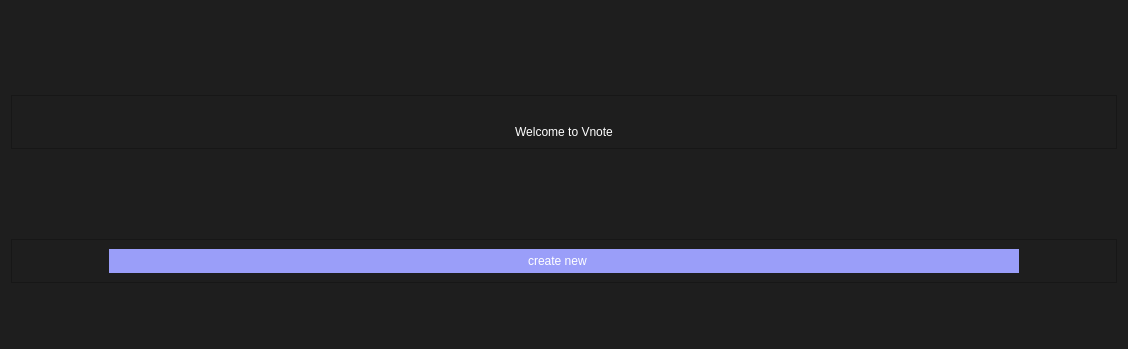
Before: the Qt Designer form ui/welcome_screen.ui in MarwanMagdy0/VoiceNote, drawn with Qt 5; both pictures show x 0 to 1128 and y 0 to 349 of the 1128 by 588 pixel window.
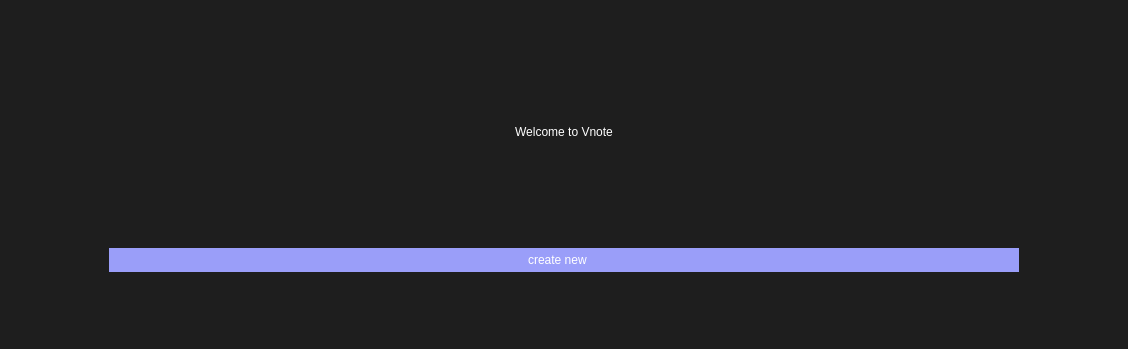
After: the same form once the commit is applied. Icons and pictures are not drawn.

Commit message: sove some ui problems + group issue

```diff
--- a/ui/welcome_screen.ui
+++ b/ui/welcome_screen.ui
@@ -86,11 +86,14 @@
        <verstretch>0</verstretch>
       </sizepolicy>
      </property>
+     <property name="styleSheet">
+      <string notr="true"/>
+     </property>
      <property name="frameShape">
-      <enum>QFrame::StyledPanel</enum>
+      <enum>QFrame::NoFrame</enum>
      </property>
      <property name="frameShadow">
-      <enum>QFrame::Raised</enum>
+      <enum>QFrame::Plain</enum>
      </property>
      <layout class="QVBoxLayout" name="verticalLayout_4">
       <item>
@@ -105,7 +108,7 @@
           </property>
           <property name="styleSheet">
            <string notr="true">border:none;
-background:none;
+background-color: #1e1e1e;
 max-width:1000000px;</string>
           </property>
           <property name="text">
@@ -153,7 +156,7 @@
       </sizepolicy>
      </property>
      <property name="frameShape">
-      <enum>QFrame::StyledPanel</enum>
+      <enum>QFrame::NoFrame</enum>
      </property>
      <property name="frameShadow">
       <enum>QFrame::Raised</enum>
@@ -170,6 +173,9 @@
         <property name="layoutDirection">
          <enum>Qt::RightToLeft</enum>
         </property>
+        <property name="styleSheet">
+         <string notr="true"/>
+        </property>
         <property name="text">
          <string>create new    </string>
         </property>
@@ -200,7 +206,7 @@
       </sizepolicy>
      </property>
      <property name="frameShape">
-      <enum>QFrame::StyledPanel</enum>
+      <enum>QFrame::NoFrame</enum>
      </property>
      <property name="frameShadow">
       <enum>QFrame::Raised</enum>
```
The commit also changes 4 other files.
